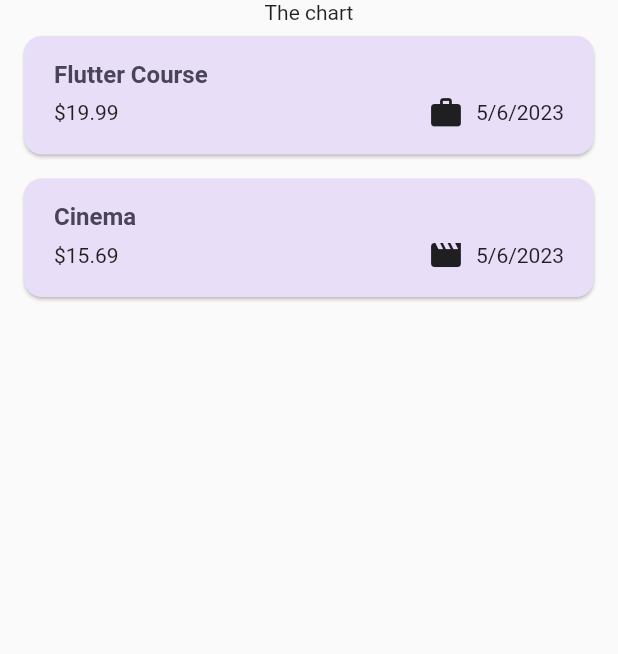
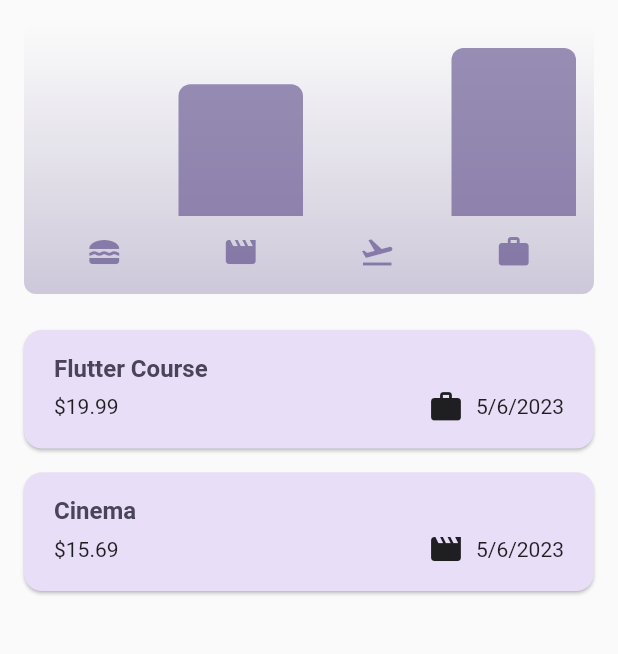
Before and after one commit to jakubit0/Expenses-Tracker, a Flutter app: the screen it shows after launch, on a phone screen of 412 x 824 dp, the part 84-738 px from its top. Run offline on Flutter 3.47's test engine with Material 2 defaults, Android fonts, the phone set to English and light mode, and no system bars.

Commit message:
created chart

```diff
--- a/expenses_tracker/lib/main.dart
+++ b/expenses_tracker/lib/main.dart
@@ -13,23 +13,6 @@ var kDarkColorScheme = ColorScheme.fromSeed(
 void main() {
   runApp(
     MaterialApp(
-      darkTheme: ThemeData.dark().copyWith(
-        useMaterial3: true,
-        colorScheme: kDarkColorScheme,
-        cardTheme: const CardTheme().copyWith(
-          color: kDarkColorScheme.secondaryContainer,
-          margin: const EdgeInsets.symmetric(
-            horizontal: 16,
-            vertical: 8,
-          ),
-        ),
-        elevatedButtonTheme: ElevatedButtonThemeData(
-          style: ElevatedButton.styleFrom(
-            backgroundColor: kDarkColorScheme.primaryContainer,
-            foregroundColor: kDarkColorScheme.onPrimaryContainer,
-          ),
-        ),
-      ),
       theme: ThemeData().copyWith(
         useMaterial3: true,
         colorScheme: kColorScheme,
@@ -57,6 +40,23 @@ void main() {
               ),
             ),
       ),
+      darkTheme: ThemeData.dark().copyWith(
+        useMaterial3: true,
+        colorScheme: kDarkColorScheme,
+        cardTheme: const CardTheme().copyWith(
+          color: kDarkColorScheme.secondaryContainer,
+          margin: const EdgeInsets.symmetric(
+            horizontal: 16,
+            vertical: 8,
+          ),
+        ),
+        elevatedButtonTheme: ElevatedButtonThemeData(
+          style: ElevatedButton.styleFrom(
+            backgroundColor: kDarkColorScheme.primaryContainer,
+            foregroundColor: kDarkColorScheme.onPrimaryContainer,
+          ),
+        ),
+      ),
       //themeMode: ThemeMode.system,
       debugShowCheckedModeBanner: false,
       home: const Expenses(),
--- a/expenses_tracker/lib/models/expense.dart
+++ b/expenses_tracker/lib/models/expense.dart
@@ -33,3 +33,28 @@ class Expense {
     return formatter.format(date);
   }
 }
+
+class ExpenseBucket {
+  const ExpenseBucket({
+    required this.category,
+    required this.expenses,
+  });
+
+  ExpenseBucket.forCategory(List<Expense> allExpenses, this.category)
+      : expenses = allExpenses
+            .where((expense) => expense.category == category)
+            .toList();
+
+  final Category category;
+  final List<Expense> expenses;
+
+  double get totalExpenses {
+    double sum = 0;
+
+    for (final expense in expenses) {
+      sum += expense.amount;
+    }
+
+    return sum;
+  }
+}
--- /dev/null
+++ b/expenses_tracker/lib/widgets/chart/chart.dart
@@ -0,0 +1,97 @@
+import 'package:expenses_tracker/models/expense.dart';
+import 'package:flutter/material.dart';
+
+import 'chart_bar.dart';
+
+
+
+class Chart extends StatelessWidget {
+  const Chart({super.key, required this.expenses});
+
+  final List<Expense> expenses;
+
+  List<ExpenseBucket> get buckets {
+    return [
+      ExpenseBucket.forCategory(expenses, Category.food),
+      ExpenseBucket.forCategory(expenses, Category.leisure),
+      ExpenseBucket.forCategory(expenses, Category.travel),
+      ExpenseBucket.forCategory(expenses, Category.work),
+    ];
+  }
+
+  double get maxTotalExpense {
+    double maxTotalExpense = 0;
+
+    for (final bucket in buckets) {
+      if (bucket.totalExpenses > maxTotalExpense) {
+        maxTotalExpense = bucket.totalExpenses;
+      }
+    }
+
+    return maxTotalExpense;
+  }
+
+  @override
+  Widget build(BuildContext context) {
+    final isDarkMode =
+        MediaQuery.of(context).platformBrightness == Brightness.dark;
+    return Container(
+      margin: const EdgeInsets.all(16),
+      padding: const EdgeInsets.symmetric(
+        vertical: 16,
+        horizontal: 8,
+      ),
+      width: double.infinity,
+      height: 180,
+      decoration: BoxDecoration(
+        borderRadius: BorderRadius.circular(8),
+        gradient: LinearGradient(
+          colors: [
+            Theme.of(context).colorScheme.primary.withOpacity(0.3),
+            Theme.of(context).colorScheme.primary.withOpacity(0.0)
+          ],
+          begin: Alignment.bottomCenter,
+          end: Alignment.topCenter,
+        ),
+      ),
+      child: Column(
+        children: [
+          Expanded(
+            child: Row(
+              crossAxisAlignment: CrossAxisAlignment.end,
+              children: [
+                for (final bucket in buckets) // alternative to map()
+                  ChartBar(
+                    fill: bucket.totalExpenses == 0
+                        ? 0
+                        : bucket.totalExpenses / maxTotalExpense,
+                  )
+              ],
+            ),
+          ),
+          const SizedBox(height: 12),
+          Row(
+            children: buckets
+                .map(
+                  (bucket) => Expanded(
+                    child: Padding(
+                      padding: const EdgeInsets.symmetric(horizontal: 4),
+                      child: Icon(
+                        categoryIcons[bucket.category],
+                        color: isDarkMode
+                            ? Theme.of(context).colorScheme.secondary
+                            : Theme.of(context)
+                                .colorScheme
+                                .primary
+                                .withOpacity(0.7),
+                      ),
+                    ),
+                  ),
+                )
+                .toList(),
+          )
+        ],
+      ),
+    );
+  }
+}
--- /dev/null
+++ b/expenses_tracker/lib/widgets/chart/chart_bar.dart
@@ -0,0 +1,34 @@
+import 'package:flutter/material.dart';
+
+class ChartBar extends StatelessWidget {
+  const ChartBar({
+    super.key,
+    required this.fill,
+  });
+
+  final double fill;
+
+  @override
+  Widget build(BuildContext context) {
+    final isDarkMode =
+        MediaQuery.of(context).platformBrightness == Brightness.dark;
+    return Expanded(
+      child: Padding(
+        padding: const EdgeInsets.symmetric(horizontal: 4),
+        child: FractionallySizedBox(
+          heightFactor: fill,
+          child: DecoratedBox(
+            decoration: BoxDecoration(
+              shape: BoxShape.rectangle,
+              borderRadius:
+                  const BorderRadius.vertical(top: Radius.circular(8)),
+              color: isDarkMode
+                  ? Theme.of(context).colorScheme.secondary
+                  : Theme.of(context).colorScheme.primary.withOpacity(0.65),
+            ),
+          ),
+        ),
+      ),
+    );
+  }
+}
--- a/expenses_tracker/lib/widgets/expenses.dart
+++ b/expenses_tracker/lib/widgets/expenses.dart
@@ -1,3 +1,4 @@
+import 'package:expenses_tracker/widgets/chart/chart.dart';
 import 'package:expenses_tracker/widgets/expenses_list/expenses_list.dart';
 import 'package:expenses_tracker/models/expense.dart';
 import 'package:expenses_tracker/widgets/new_expense.dart';
@@ -81,7 +82,7 @@ class _ExpensesState extends State<Expenses> {
         ],
       ),
       body: Column(children: [
-        const Text('The chart'),
+        Chart(expenses: _registerdExpenses),
         Expanded(
           child: mainContent,
         ),
```
